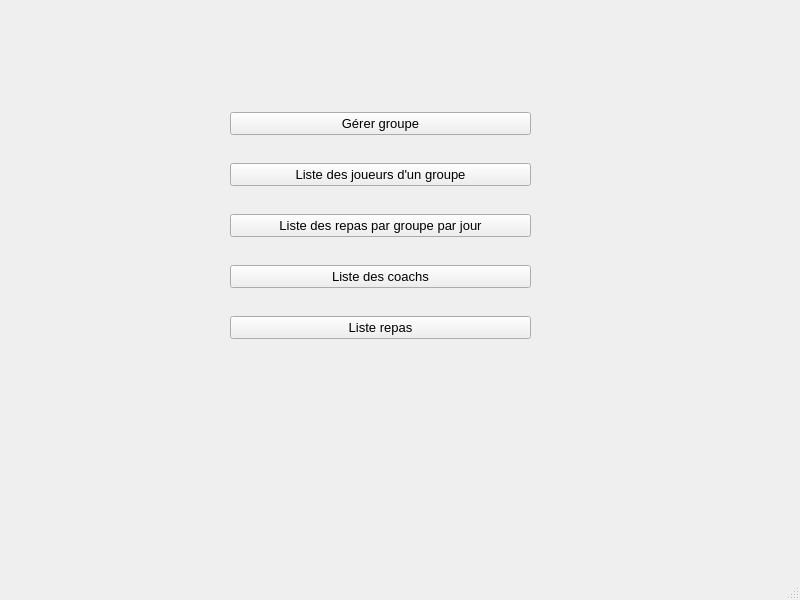
The window that EPAF/accesrapide.ui (EPAFprojet/EPAF_V3) describes before a commit, drawn with Qt 5.
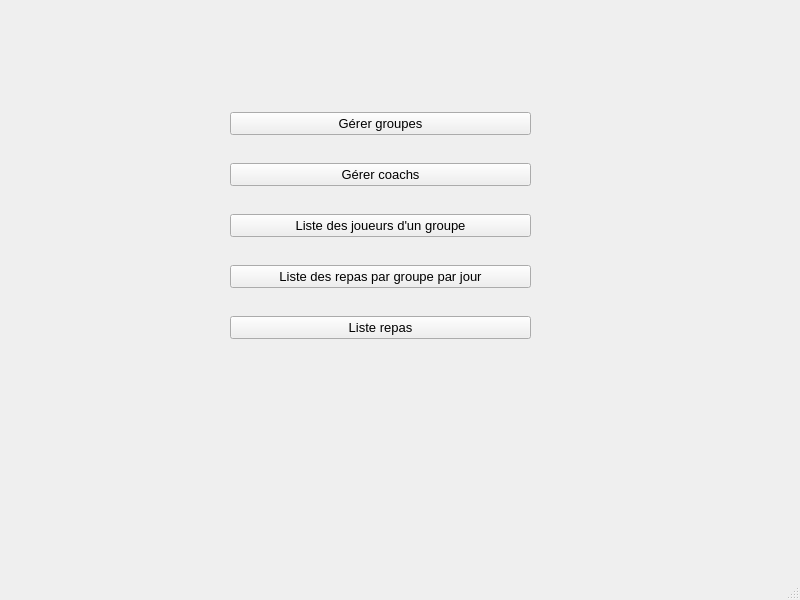
The same window after the commit. The open tabs and pages were chosen to show the change.

Commit message: Push de Marco 2.0

What changed in the file:
```diff
--- a/EPAF/accesrapide.ui
+++ b/EPAF/accesrapide.ui
@@ -45,7 +45,19 @@
           </font>
          </property>
          <property name="text">
-          <string>Gérer groupe</string>
+          <string>Gérer groupes</string>
+         </property>
+        </widget>
+       </item>
+       <item>
+        <widget class="QPushButton" name="coachpushButton">
+         <property name="font">
+          <font>
+           <pointsize>10</pointsize>
+          </font>
+         </property>
+         <property name="text">
+          <string>Gérer coachs</string>
          </property>
         </widget>
        </item>
@@ -73,18 +85,6 @@
          </property>
         </widget>
        </item>
-       <item>
-        <widget class="QPushButton" name="coachpushButton">
-         <property name="font">
-          <font>
-           <pointsize>10</pointsize>
-          </font>
-         </property>
-         <property name="text">
-          <string>Liste des coachs</string>
-         </property>
-        </widget>
-       </item>
        <item>
         <widget class="QPushButton" name="listeRepaspushButton">
          <property name="font">
```
Left out of the diff: 4 changed lines with no effect on the pictures. The commit also changes 1 other file.
